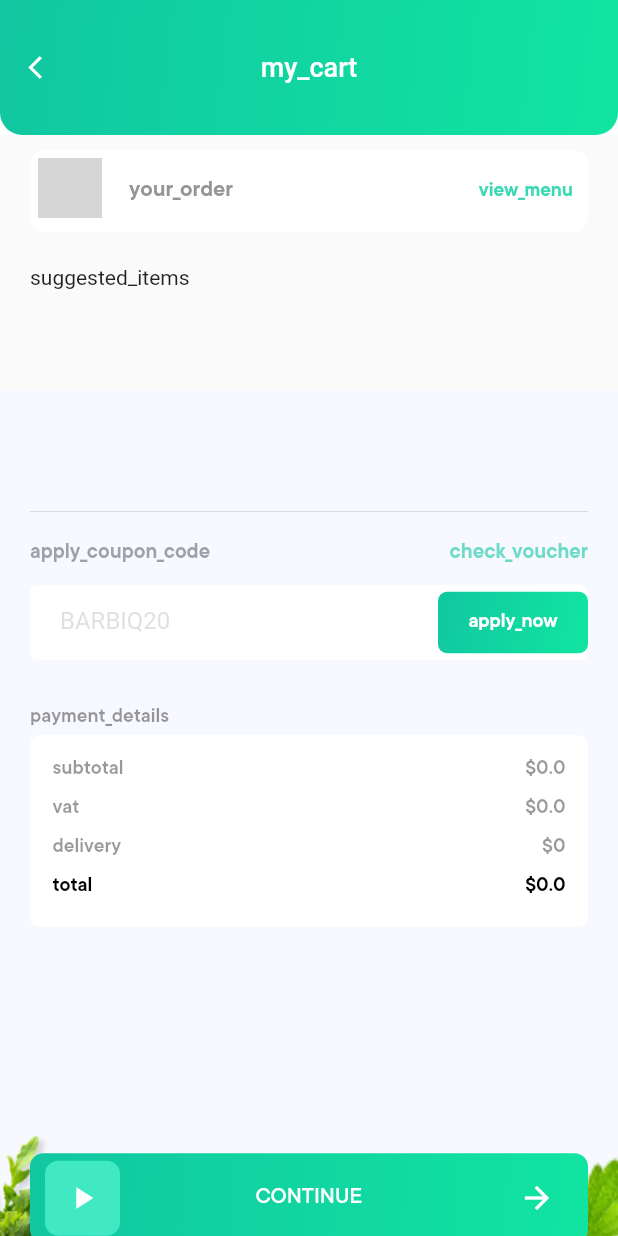
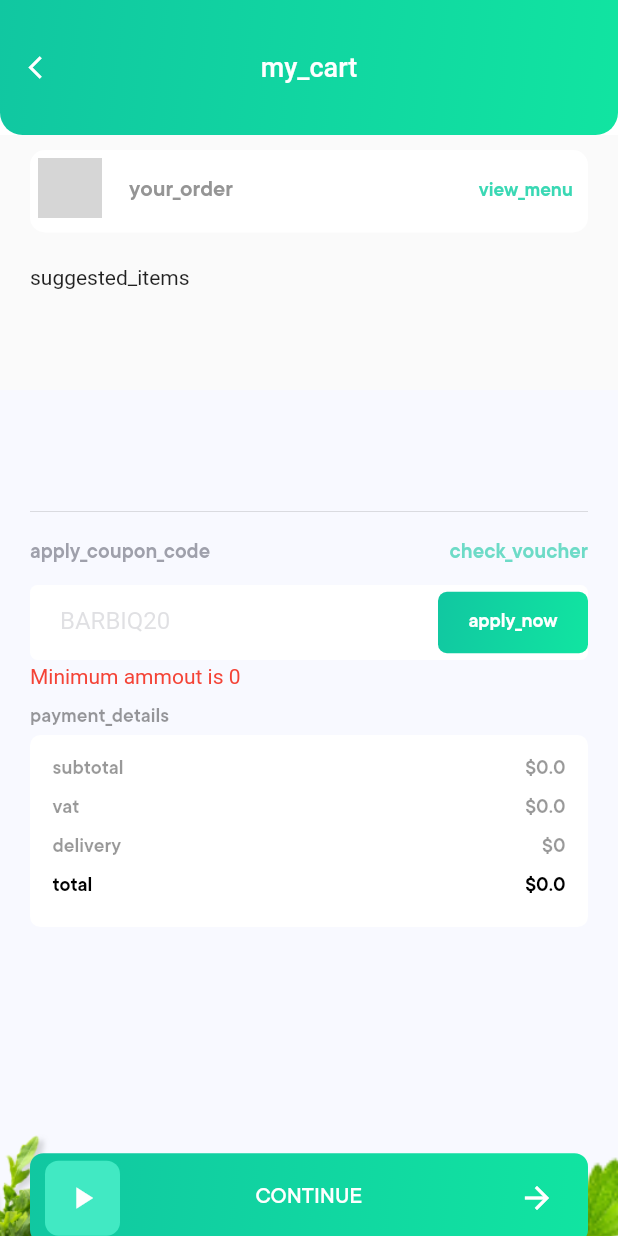
Before and after one commit to sattar-kuet/enrutaNew, a Flutter app: the CartPage screen opened directly, on a phone screen of 412 x 824 dp. Run offline on Flutter 3.47's test engine with Material 2 defaults, Android fonts, the phone set to English and light mode, and no system bars; our stand-ins replace carousel_pro, carousel_slider, dio, firebase_auth, firebase_core, flutter_rating_bar and 12 more; missing offline and left inert: empty_widget, flutter_facebook_login, geocoder; accounts and stored records are empty; network calls fail; Roboto replaces fonts that are missing (Poppinsm); project files that could hold a hidden picture were left out; grey boxes are pictures that could not be loaded.

Commit message:
cupon apply with error msg

```diff
--- a/lib/controllers/cartController.dart
+++ b/lib/controllers/cartController.dart
@@ -73,6 +73,8 @@ class CartController extends GetxController {
   var offer = 0.obs;
 
   var checkOffer = 0.obs;
+  var underValue = 0.obs;
+  var cuponerrortxt = "".obs;
 
   double get totalPrice =>
       cartList.fold(0, (sum, item) => sum + item.price * item.qty);
@@ -396,6 +398,7 @@ class CartController extends GetxController {
 
   Future<void> applyVoucher(String code) async {
     print("Shop id = $shopid from apply voucher");
+    underValue.value = 0;
     CuponModel a = await Service.getCuppons(shopid.value, user_id.value, code);
     try {
       if (!a.offer.isNull) {
@@ -410,6 +413,7 @@ class CartController extends GetxController {
         }
       }
     } catch (e) {
+      cuponerrortxt.value = "wrong coupon code";
       checkOffer.value = 1;
       cuponholder.value = 0;
       cuppon.value = 0;
@@ -426,8 +430,13 @@ class CartController extends GetxController {
       voucher.value = 0;
     }
     if (totalPrice > cupponMinimum.value) {
+      checkOffer.value = 0;
     } else {
+      cuponerrortxt.value = "Minimum ammout is $cupponMinimum";
+      print(cuponerrortxt.value);
       cuponholder.value = 0;
+      checkOffer.value = 1;
+      cupponMinimum.value = 0;
     }
 
     if (totalPrice > minimumSpent.value) {
--- a/lib/screen/cartPage.dart
+++ b/lib/screen/cartPage.dart
@@ -40,6 +40,9 @@ class CartPage extends StatelessWidget {
     cCont.subTprice.value = (cCont.totalPrice != null ? cCont.totalPrice : 0.0);
     cCont.tvatprice.value = (cCont.vatPrice != null ? cCont.vatPrice : 0.0);
     cCont.grandTotalprice.value = (cCont.gTotal != null ? cCont.gTotal : 0.0);
+    cartCont.checkOffer.value = 0;
+    cartCont.cuponerrortxt.value = "";
+
     print(cartCont.totalPrice);
     print(cartCont.vat.value);
     print(cartCont.gTotal);
@@ -329,7 +332,7 @@ class CartPage extends StatelessWidget {
                                       left: 20,
                                       right: 20,
                                       child: Text(
-                                        text('wrong_coupon_code'),
+                                        cartCont.cuponerrortxt.value,
                                         style: TextStyle(color: Colors.red),
                                       ),
                                     )
```
